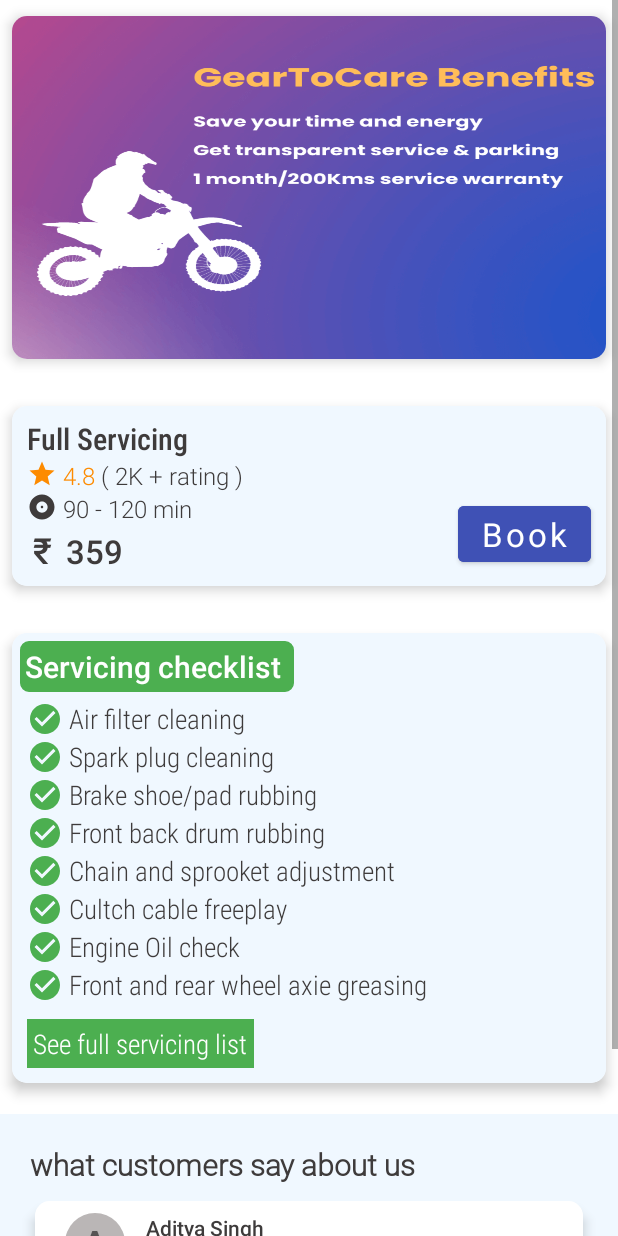
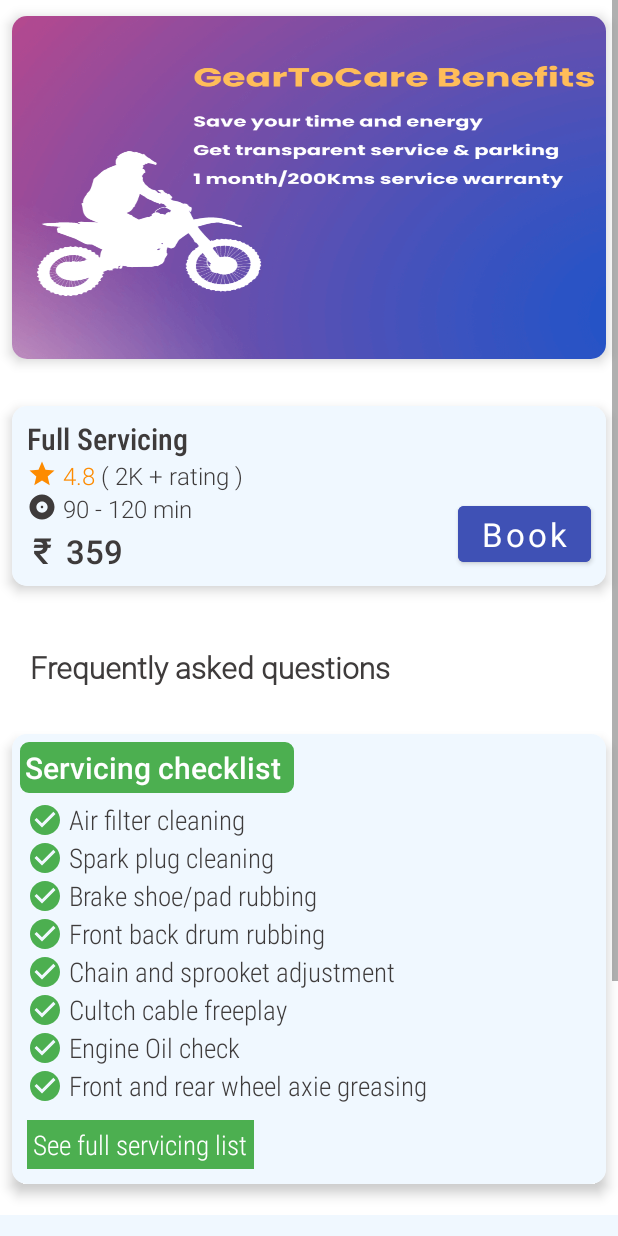
Before and after one commit to priyamprakash/G2C, an Android app: the BookingDetailActivity screen opened directly, with no data from a screen before it, on a phone screen of 412 x 824 dp. Run offline under Robolectric (Android 15) with nearby library versions, the light colour scheme and no system bars.

Commit message:
Minor changes

```diff
--- a/app/build.gradle
+++ b/app/build.gradle
@@ -42,4 +42,7 @@
     testImplementation 'junit:junit:4.13.2'
     androidTestImplementation 'androidx.test.ext:junit:1.1.3'
     androidTestImplementation 'androidx.test.espresso:espresso-core:3.4.0'
+    implementation 'com.ms-square:expandableTextView:0.1.4'
+
+
 }
--- a/app/src/main/res/layout/activity_booking_detail.xml
+++ b/app/src/main/res/layout/activity_booking_detail.xml
@@ -196,7 +196,26 @@
 
 
         </androidx.cardview.widget.CardView>
+        <LinearLayout
+            android:layout_width="match_parent"
+            android:layout_height="wrap_content"
+            android:layout_marginVertical="10dp"
+            android:background="#FFFFFF"
+            android:orientation="vertical">
 
+            <TextView
+                android:layout_width="wrap_content"
+                android:layout_height="wrap_content"
+                android:layout_marginHorizontal="20dp"
+                android:layout_marginTop="20dp"
+                android:fontFamily="@font/roboto_light"
+                android:text="Frequently asked questions"
+                android:textColor="#3E3B3B"
+                android:textSize="20dp"
+                android:textStyle="bold" />
+
+
+        </LinearLayout>
 
         <androidx.cardview.widget.CardView
             android:id="@+id/card_view3"
@@ -596,7 +615,6 @@
                             android:textColor="#3E3B3B"
                             android:textSize="16dp"
                             android:layout_marginHorizontal="20dp"
-
                             />
 
                     </LinearLayout>
@@ -608,5 +626,7 @@
             </androidx.cardview.widget.CardView>
         </LinearLayout>
 
+
+
     </LinearLayout>
 </ScrollView>
```
